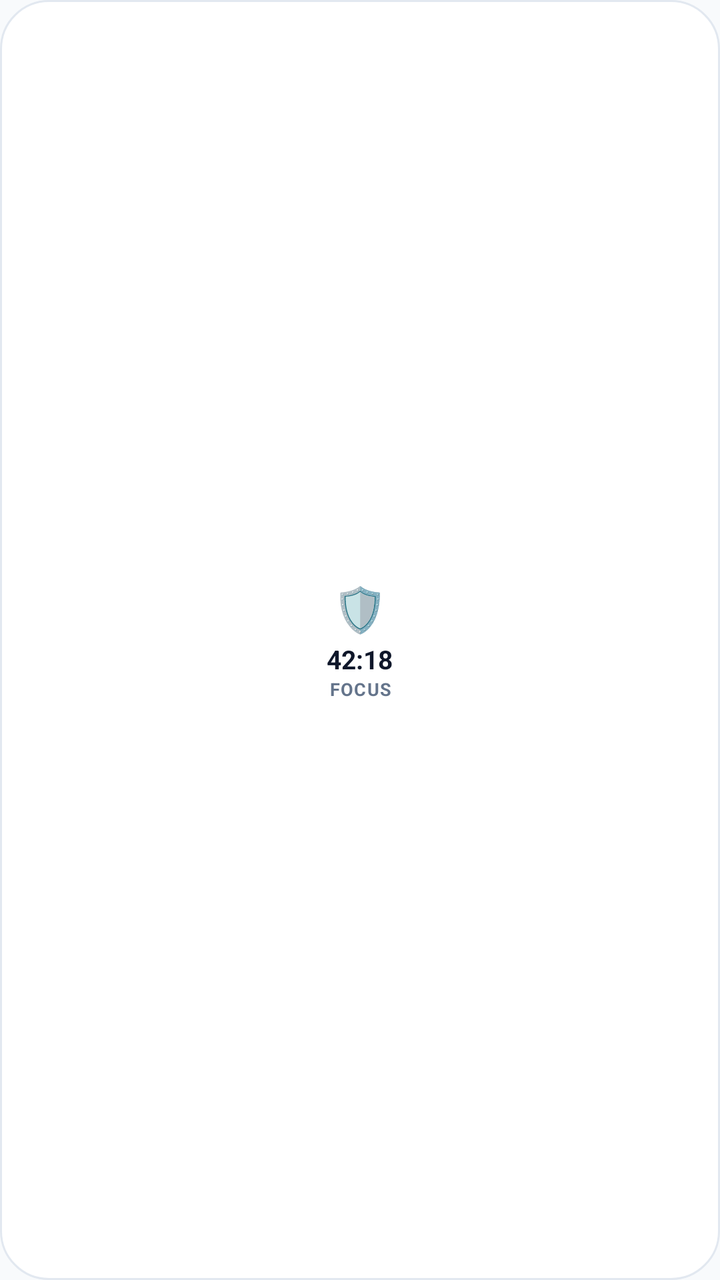
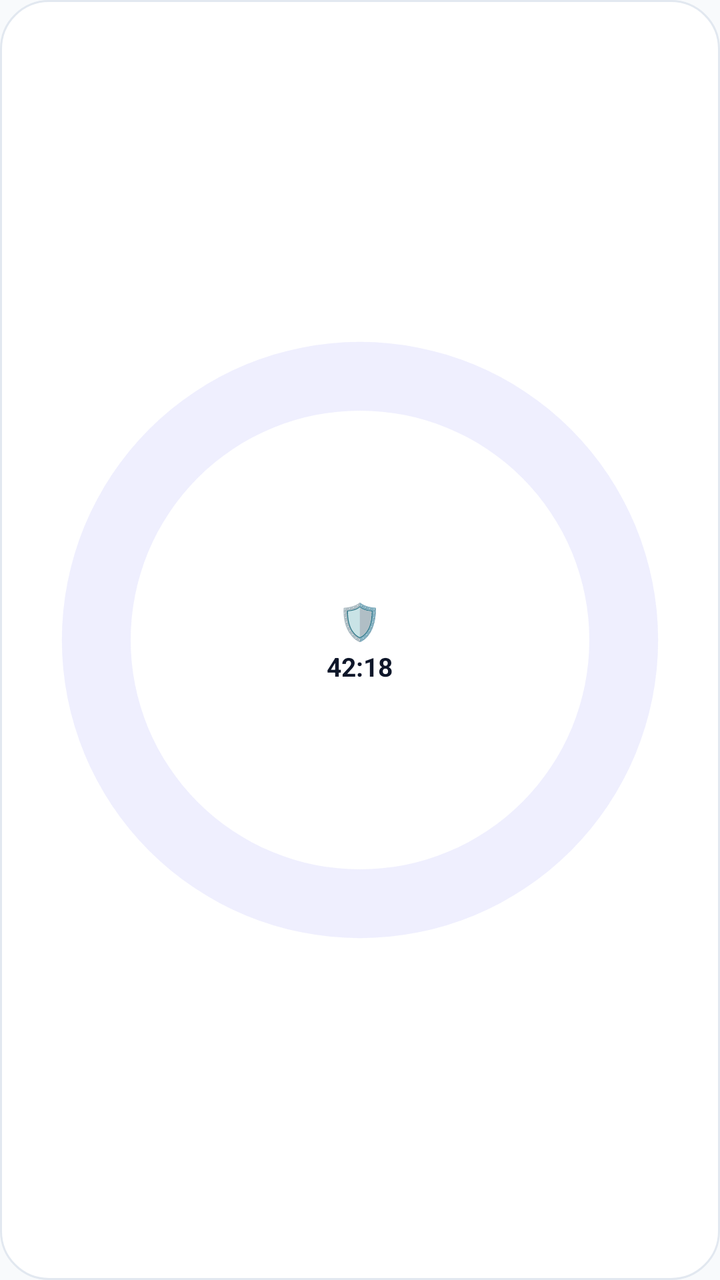

The first picture is an Android layout as it rendered before a commit; the second is the same layout after the commit. The layout source and the unified diff follow.
<!-- AndroidManifest.xml: application theme Theme.StayFocused -->
<!-- res/layout/widget_tiny.xml -->
<?xml version="1.0" encoding="utf-8"?>
<LinearLayout xmlns:android="http://schemas.android.com/apk/res/android"
    android:id="@+id/widgetTinyRoot"
    android:layout_width="match_parent"
    android:layout_height="match_parent"
    android:background="@drawable/bg_dashboard_card"
    android:orientation="vertical"
    android:gravity="center"
    android:padding="8dp">

    <TextView
        android:id="@+id/tvWidgetTinyIcon"
        android:layout_width="wrap_content"
        android:layout_height="wrap_content"
        android:text="🛡️"
        android:textSize="22sp" />

    <TextView
        android:id="@+id/tvWidgetTinyValue"
        android:layout_width="wrap_content"
        android:layout_height="wrap_content"
        android:layout_marginTop="2dp"
        android:maxLines="1"
        android:ellipsize="end"
        android:text="42:18"
        android:textColor="@color/text_primary"
        android:textSize="13sp"
        android:textStyle="bold"
        android:gravity="center" />

    <TextView
        android:id="@+id/tvWidgetTinySub"
        android:layout_width="wrap_content"
        android:layout_height="wrap_content"
        android:maxLines="1"
        android:ellipsize="end"
        android:text="FOCUS"
        android:textColor="@color/text_secondary"
        android:textSize="9sp"
        android:textStyle="bold"
        android:letterSpacing="0.05"
        android:gravity="center" />

</LinearLayout>
<!-- resources referenced by this layout -->
<resources>
  <color name="text_primary">#0F172A</color>
  <color name="text_secondary">#64748B</color>
  <!-- drawable bg_dashboard_card (drawable) -->
  <?xml version="1.0" encoding="utf-8"?>
  <shape xmlns:android="http://schemas.android.com/apk/res/android">
      <solid android:color="@color/bg_card" />
      <corners android:radius="24dp" />
      <stroke android:width="1dp" android:color="@color/card_border" />
  </shape>
  <style name="Theme.StayFocused" parent="Theme.Material3.DayNight.NoActionBar">
          <item name="colorPrimary">@color/brand_primary</item>
          <item name="colorPrimaryDark">@color/brand_primary_dark</item>
          <item name="colorSecondary">@color/secondary_teal</item>
          <item name="colorTertiary">@color/warning_amber</item>
          <item name="colorError">@color/strict_red</item>
          <item name="android:windowBackground">@color/bg_light</item>
          <item name="android:statusBarColor">@color/bg_light</item>
          <item name="android:navigationBarColor">@color/bg_light</item>
      </style>
  <color name="bg_card">#FFFFFF</color>
  <color name="card_border">#E2E8F0</color>
  <color name="brand_primary">#6366F1</color>
  <color name="brand_primary_dark">#4F46E5</color>
  <color name="secondary_teal">#14B8A6</color>
  <color name="warning_amber">#F59E0B</color>
  <color name="strict_red">#EF4444</color>
  <color name="bg_light">#F8FAFC</color>
</resources>

<!-- the commit's change to res/layout/widget_tiny.xml (unified diff, before → after) -->
@@ -1,44 +1,52 @@
 <?xml version="1.0" encoding="utf-8"?>
-<LinearLayout xmlns:android="http://schemas.android.com/apk/res/android"
+<FrameLayout xmlns:android="http://schemas.android.com/apk/res/android"
     android:id="@+id/widgetTinyRoot"
     android:layout_width="match_parent"
     android:layout_height="match_parent"
-    android:background="@drawable/bg_dashboard_card"
-    android:orientation="vertical"
-    android:gravity="center"
-    android:padding="8dp">
+    android:background="@drawable/bg_dashboard_card">
 
-    <TextView
-        android:id="@+id/tvWidgetTinyIcon"
-        android:layout_width="wrap_content"
-        android:layout_height="wrap_content"
-        android:text="🛡️"
-        android:textSize="22sp" />
+    <ProgressBar
+        android:id="@+id/pbWidgetTinyRing"
+        style="?android:attr/progressBarStyleHorizontal"
+        android:layout_width="match_parent"
+        android:layout_height="match_parent"
+        android:layout_margin="8dp"
+        android:progressDrawable="@drawable/circular_progress"
+        android:max="100"
+        android:progress="0" />
 
-    <TextView
-        android:id="@+id/tvWidgetTinyValue"
-        android:layout_width="wrap_content"
-        android:layout_height="wrap_content"
-        android:layout_marginTop="2dp"
-        android:maxLines="1"
-        android:ellipsize="end"
-        android:text="42:18"
-        android:textColor="@color/text_primary"
-        android:textSize="13sp"
-        android:textStyle="bold"
-        android:gravity="center" />
+    <LinearLayout
+        android:layout_width="match_parent"
+        android:layout_height="match_parent"
+        android:orientation="vertical"
+        android:gravity="center"
+        android:padding="8dp">
 
-    <TextView
-        android:id="@+id/tvWidgetTinySub"
-        android:layout_width="wrap_content"
-        android:layout_height="wrap_content"
-        android:maxLines="1"
-        android:ellipsize="end"
-        android:text="FOCUS"
-        android:textColor="@color/text_secondary"
-        android:textSize="9sp"
-        android:textStyle="bold"
-        android:letterSpacing="0.05"
-        android:gravity="center" />
+        <TextView
+            android:id="@+id/tvWidgetTinyIcon"
+            android:layout_width="wrap_content"
+            android:layout_height="wrap_content"
+            android:text="🛡️"
+            android:textSize="18sp" />
 
-</LinearLayout>
+        <TextView
+            android:id="@+id/tvWidgetTinyValue"
+            android:layout_width="wrap_content"
+            android:layout_height="wrap_content"
+            android:layout_marginTop="2dp"
+            android:maxLines="1"
+            android:ellipsize="end"
+            android:text="42:18"
+            android:textColor="@color/text_primary"
+            android:textSize="13sp"
+            android:textStyle="bold"
+            android:gravity="center" />
+            
+        
+        <TextView
+            android:id="@+id/tvWidgetTinySub"
+            android:layout_width="wrap_content"
+            android:layout_height="wrap_content"
+            android:visibility="gone" />
+    </LinearLayout>
+</FrameLayout>
<!-- resource entries referenced after the edit -->
@@ -1,7 +1,6 @@
 <!-- resources referenced by this layout -->
 <resources>
   <color name="text_primary">#0F172A</color>
-  <color name="text_secondary">#64748B</color>
   <!-- drawable bg_dashboard_card (drawable) -->
   <?xml version="1.0" encoding="utf-8"?>
   <shape xmlns:android="http://schemas.android.com/apk/res/android">
@@ -9,6 +8,32 @@
       <corners android:radius="24dp" />
       <stroke android:width="1dp" android:color="@color/card_border" />
   </shape>
+  <!-- drawable circular_progress (drawable) -->
+  <?xml version="1.0" encoding="utf-8"?>
+  <layer-list xmlns:android="http://schemas.android.com/apk/res/android">
+      <item>
+          <shape
+              android:innerRadiusRatio="3"
+              android:shape="ring"
+              android:thicknessRatio="10.0"
+              android:useLevel="false">
+              <solid android:color="@color/brand_primary_subtle" />
+          </shape>
+      </item>
+      <item>
+          <rotate
+              android:fromDegrees="270"
+              android:toDegrees="270">
+              <shape
+                  android:innerRadiusRatio="3"
+                  android:shape="ring"
+                  android:thicknessRatio="10.0"
+                  android:useLevel="true">
+                  <solid android:color="@color/brand_primary" />
+              </shape>
+          </rotate>
+      </item>
+  </layer-list>
   <style name="Theme.StayFocused" parent="Theme.Material3.DayNight.NoActionBar">
           <item name="colorPrimary">@color/brand_primary</item>
           <item name="colorPrimaryDark">@color/brand_primary_dark</item>
@@ -21,6 +46,7 @@
       </style>
   <color name="bg_card">#FFFFFF</color>
   <color name="card_border">#E2E8F0</color>
+  <color name="brand_primary_subtle">#1A6366F1</color>
   <color name="brand_primary">#6366F1</color>
   <color name="brand_primary_dark">#4F46E5</color>
   <color name="secondary_teal">#14B8A6</color>
